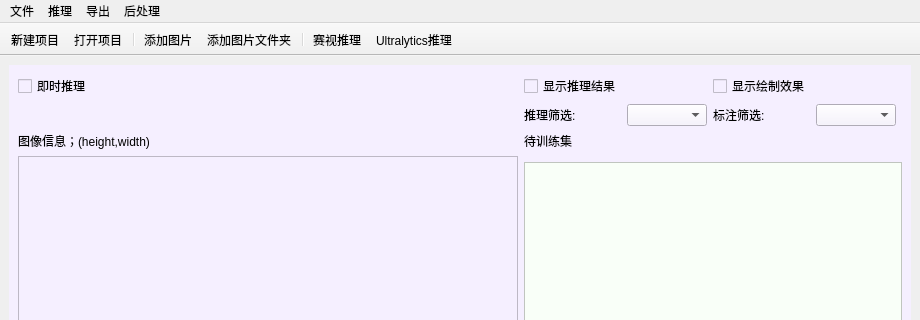
Above: mainwindow.ui from V-lambow/anno_studio before the change; both pictures show x 0 to 920 and y 0 to 320 of the 920 by 638 pixel window. Below: the same form after it.
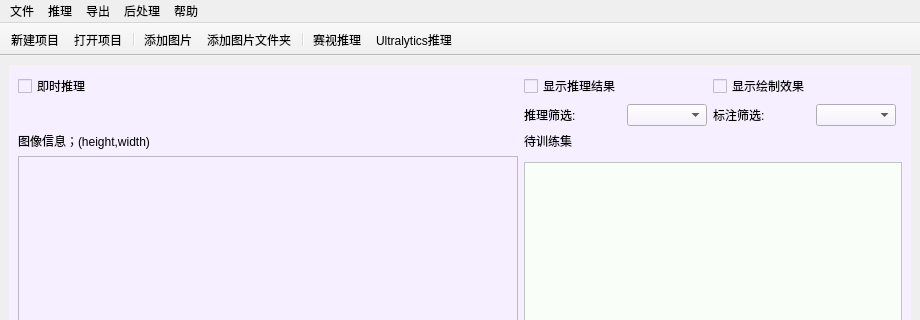
That is the form after the change. Icons and pictures are not drawn. Custom widgets are drawn as their Qt base class.

What changed in the file:
```diff
--- a/mainwindow.ui
+++ b/mainwindow.ui
@@ -246,10 +246,17 @@
     </property>
     <addaction name="actionoh_test"/>
    </widget>
+   <widget class="QMenu" name="menu_5">
+    <property name="title">
+     <string>帮助</string>
+    </property>
+    <addaction name="actionShortcuts"/>
+   </widget>
    <addaction name="menu"/>
    <addaction name="menu_2"/>
    <addaction name="menu_3"/>
    <addaction name="menu_4"/>
+   <addaction name="menu_5"/>
   </widget>
   <widget class="QStatusBar" name="statusbar"/>
   <widget class="QToolBar" name="quickbuttum">
```
Left out of the diff: 7 changed lines with no effect on the pictures.
